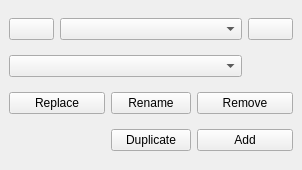
This is selector_dockwidget_base.ui in LBI-brown/thematic-maps as Qt 5 draws it before an edit. The edited form follows.
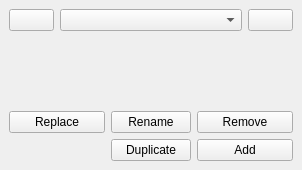
This is the edited form.

What changed in the file:
```diff
--- a/selector_dockwidget_base.ui
+++ b/selector_dockwidget_base.ui
@@ -58,7 +58,7 @@
      </widget>
     </item>
     <item row="1" column="0" colspan="4">
-     <widget class="QComboBox" name="coverageSelector">
+     <widget class="QWidget" name="coverageSelector">
       <property name="toolTip">
        <string>Coverage</string>
       </property>
```
